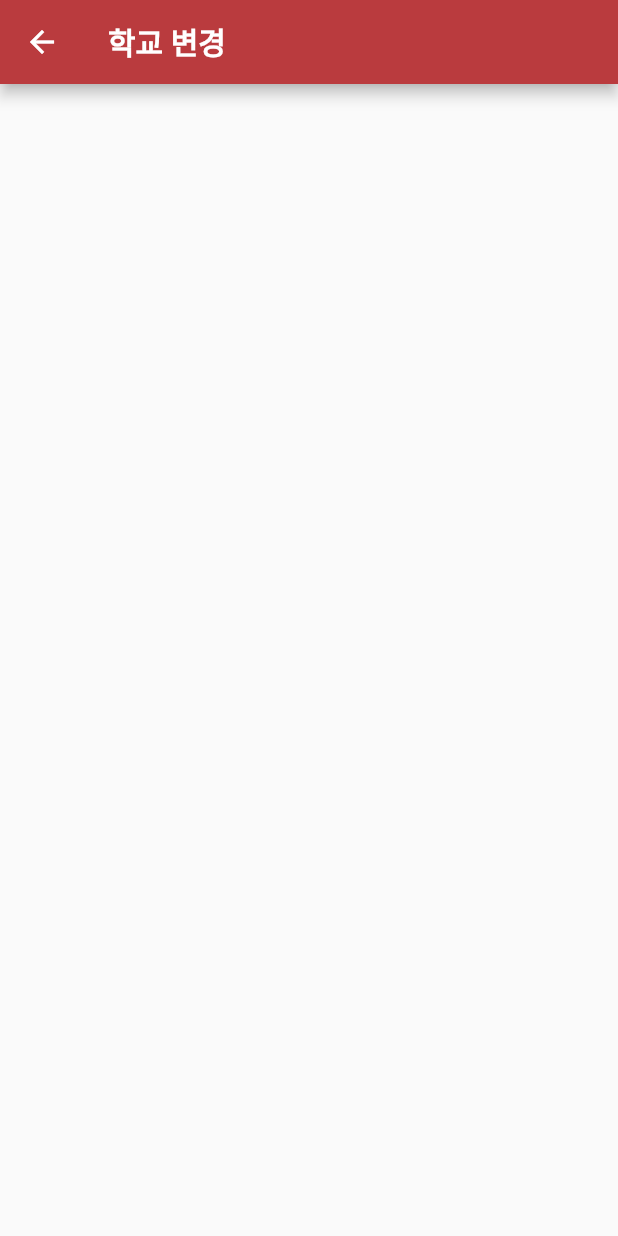
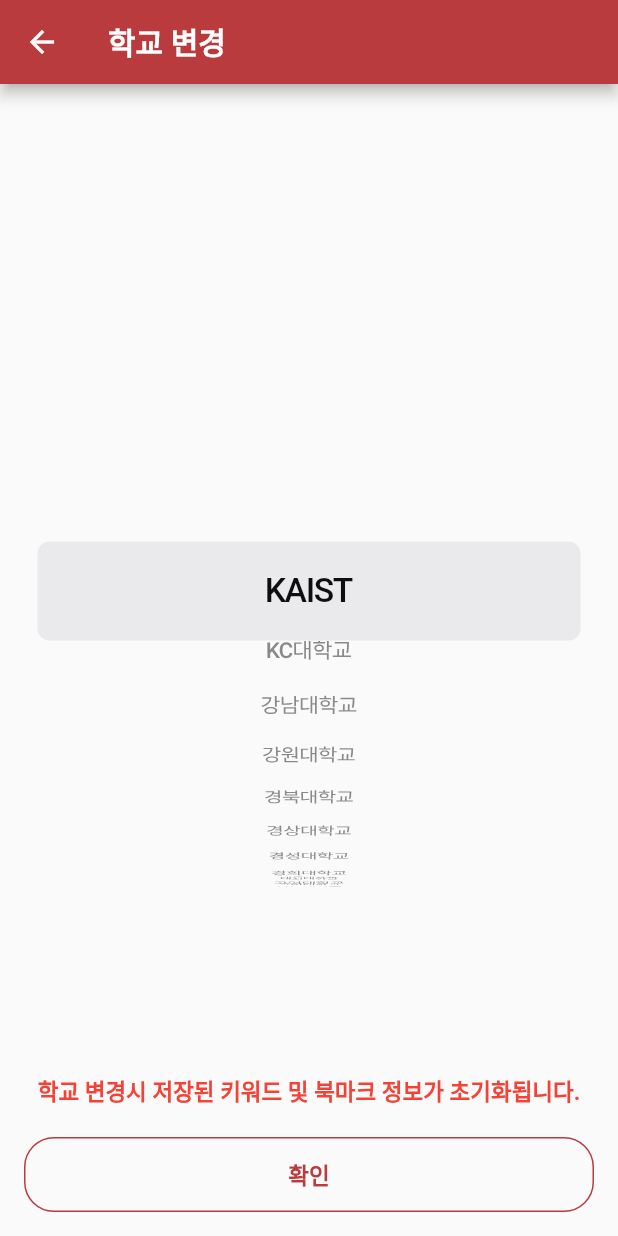
Before and after one commit to presto95/UniTice_Flutter, a Flutter app: the ChangeUniversityPage screen opened by its route, on a phone screen of 412 x 824 dp. Run offline on Flutter 3.47's test engine with Material 2 defaults, Android fonts, the phone set to English and light mode, and no system bars; our stand-ins replace shared_preferences; missing offline and left inert: flutter_email_sender; accounts and stored records are empty.

Commit message:
Write UI - 4

```diff
--- a/lib/main.dart
+++ b/lib/main.dart
@@ -32,7 +32,7 @@ class MyApp extends StatelessWidget {
         "/setting": (context) => SettingPage(),
         "/search": (context) => SearchPage(),
         "/bookmark": (context) => BookmarkPage(),
-        "/start/selectUniversity": (context) => RegisterUniversityPage(),
+        "/start/registerUniversity": (context) => RegisterUniversityPage(),
         "/start/registerKeyword": (context) => RegisterKeywordPage(),
         "/start/confirm": (context) => ConfirmPage(),
         "/setting/changeKeyword": (context) => ChangeKeywordPage(),
--- a/lib/page/setting/change_university_page.dart
+++ b/lib/page/setting/change_university_page.dart
@@ -1,14 +1,112 @@
+import 'package:flutter/cupertino.dart';
 import "package:flutter/material.dart";
+import 'package:unitice/model/university_helper.dart';
 import 'package:unitice/widget/app_bar_title.dart';
 
-class ChangeUniversityPage extends StatelessWidget {
+class ChangeUniversityPage extends StatefulWidget {
+  @override
+  State<StatefulWidget> createState() => _ChangeUniversityPageState();
+}
+
+class _ChangeUniversityPageState extends State<ChangeUniversityPage> {
+  String selectedUniversity;
+
   @override
   Widget build(BuildContext context) {
     return Scaffold(
       appBar: AppBar(
         title: AppBarTitle("학교 변경"),
       ),
-      body: Container(),
+      body: SafeArea(
+        minimum: const EdgeInsets.all(16),
+        child: Column(
+          children: <Widget>[
+            _buildUniversityPickerView(),
+            _buildWarningText(),
+            Builder(builder: (context) => _buildButtonContainer(context)),
+          ],
+        ),
+      ),
+    );
+  }
+
+  Widget _buildUniversityPickerView() {
+    final items = UniversityHelper.universityNames;
+    return Flexible(
+      child: CupertinoPicker.builder(
+        backgroundColor: Colors.transparent,
+        useMagnifier: true,
+        magnification: 1.5,
+        itemExtent: 44,
+        childCount: items.length,
+        itemBuilder: (context, row) => _buildPickerViewItem(items[row]),
+        onSelectedItemChanged: (row) {
+          selectedUniversity = items[row];
+        },
+      ),
+    );
+  }
+
+  Widget _buildPickerViewItem(String text) {
+    return Center(
+      child: Text(
+        text,
+        style: TextStyle(
+          color: Colors.black,
+          fontWeight: FontWeight.w500,
+          fontSize: 15,
+        ),
+      ),
+    );
+  }
+
+  Widget _buildWarningText() {
+    return Text(
+      "학교 변경시 저장된 키워드 및 북마크 정보가 초기화됩니다.",
+      style: TextStyle(
+        color: Colors.red,
+        fontSize: 15,
+        fontWeight: FontWeight.bold,
+      ),
+    );
+  }
+
+  Widget _buildButtonContainer(BuildContext context) {
+    return Container(
+      margin: const EdgeInsets.only(top: 20),
+      child: Row(
+        children: <Widget>[
+          Expanded(
+            child: FlatButton(
+              child: Text(
+                "확인",
+                style: TextStyle(
+                  color: Theme.of(context).primaryColor,
+                  fontSize: 15,
+                  fontWeight: FontWeight.w600,
+                ),
+              ),
+              onPressed: () {
+                if (selectedUniversity == null) {
+                  final snackBar = SnackBar(content: Text("학교를 선택하세요."));
+                  Scaffold.of(context).showSnackBar(snackBar);
+                } else {
+                  // TODO: 키워드 초기화
+                  // TODO: 북마크 초기화
+                  Navigator.of(context).pop();
+                }
+              },
+            ),
+          ),
+        ],
+      ),
+      decoration: BoxDecoration(
+        border: Border.all(
+            color: Theme.of(context).primaryColor,
+            style: BorderStyle.solid,
+            width: 1),
+        borderRadius: BorderRadius.circular(20),
+      ),
     );
   }
 }
```
Also changed, not shown: lib/page/start/register_keyword_page.dart (+9 -31 lines), lib/page/start/register_university_page.dart (+34 -17 lines), lib/service/scrap_service.dart (+9 -2 lines), 6 other files.
